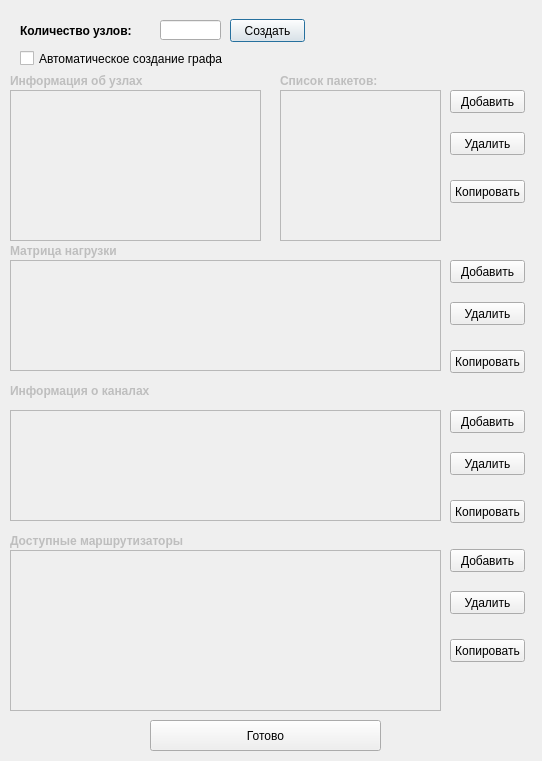
This is input.ui in qwsnxnjene/comp-networks as Qt 5 draws it before an edit. The edited form follows.
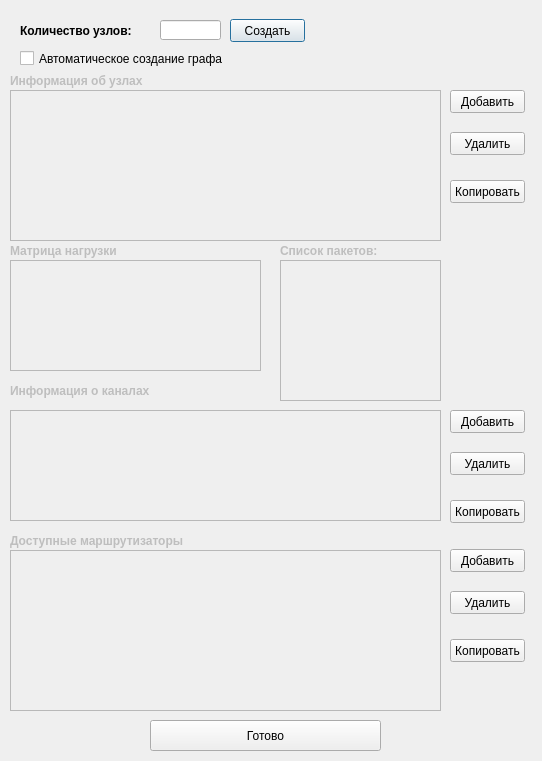
This is the edited form.

```diff
--- a/input.ui
+++ b/input.ui
@@ -50,7 +50,7 @@
     <rect>
      <x>10</x>
      <y>90</y>
-     <width>251</width>
+     <width>431</width>
      <height>151</height>
     </rect>
    </property>
@@ -107,7 +107,7 @@
     <rect>
      <x>10</x>
      <y>260</y>
-     <width>431</width>
+     <width>251</width>
      <height>111</height>
     </rect>
    </property>
@@ -215,9 +215,9 @@
    <property name="geometry">
     <rect>
      <x>280</x>
-     <y>90</y>
+     <y>260</y>
      <width>161</width>
-     <height>151</height>
+     <height>141</height>
     </rect>
    </property>
   </widget>
@@ -228,7 +228,7 @@
    <property name="geometry">
     <rect>
      <x>280</x>
-     <y>60</y>
+     <y>230</y>
      <width>131</width>
      <height>41</height>
     </rect>
@@ -256,45 +256,6 @@
     <string>Готово</string>
    </property>
   </widget>
-  <widget class="QPushButton" name="addButtonLoads">
-   <property name="geometry">
-    <rect>
-     <x>450</x>
-     <y>260</y>
-     <width>75</width>
-     <height>23</height>
-    </rect>
-   </property>
-   <property name="text">
-    <string>Добавить</string>
-   </property>
-  </widget>
-  <widget class="QPushButton" name="deleteButtonLoads">
-   <property name="geometry">
-    <rect>
-     <x>450</x>
-     <y>302</y>
-     <width>75</width>
-     <height>23</height>
-    </rect>
-   </property>
-   <property name="text">
-    <string>Удалить</string>
-   </property>
-  </widget>
-  <widget class="QPushButton" name="copyButtonLoads">
-   <property name="geometry">
-    <rect>
-     <x>450</x>
-     <y>350</y>
-     <width>75</width>
-     <height>23</height>
-    </rect>
-   </property>
-   <property name="text">
-    <string>Копировать</string>
-   </property>
-  </widget>
   <widget class="QPushButton" name="copyButtonPackages">
    <property name="geometry">
     <rect>
```
Left out of the diff: 3 changed lines with no effect on the pictures.
